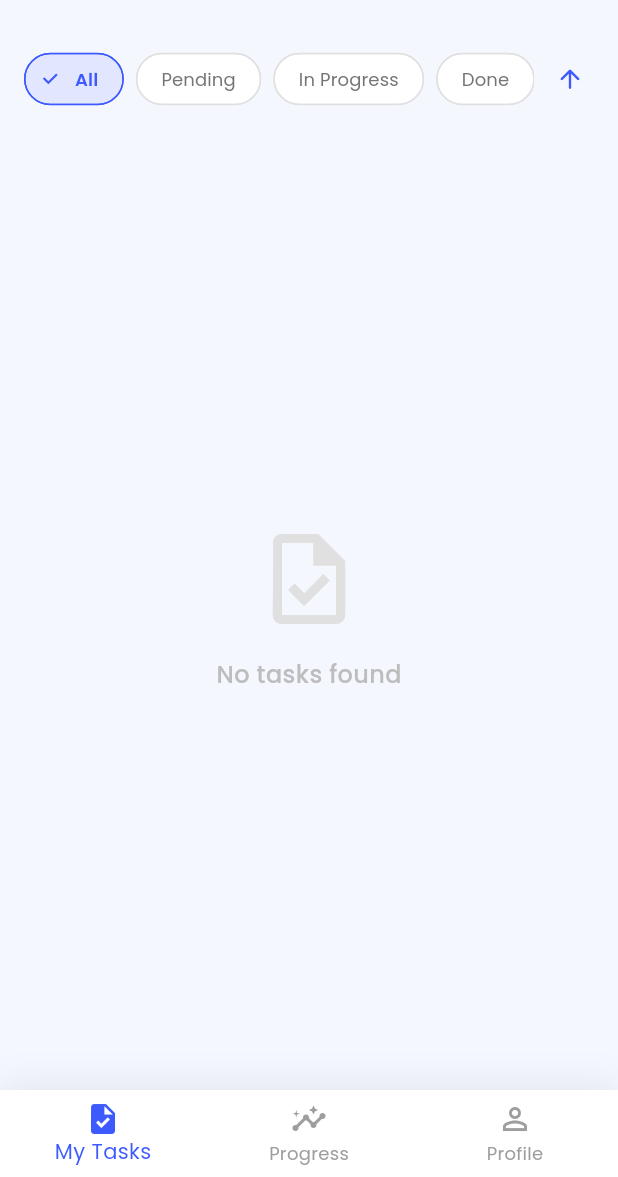
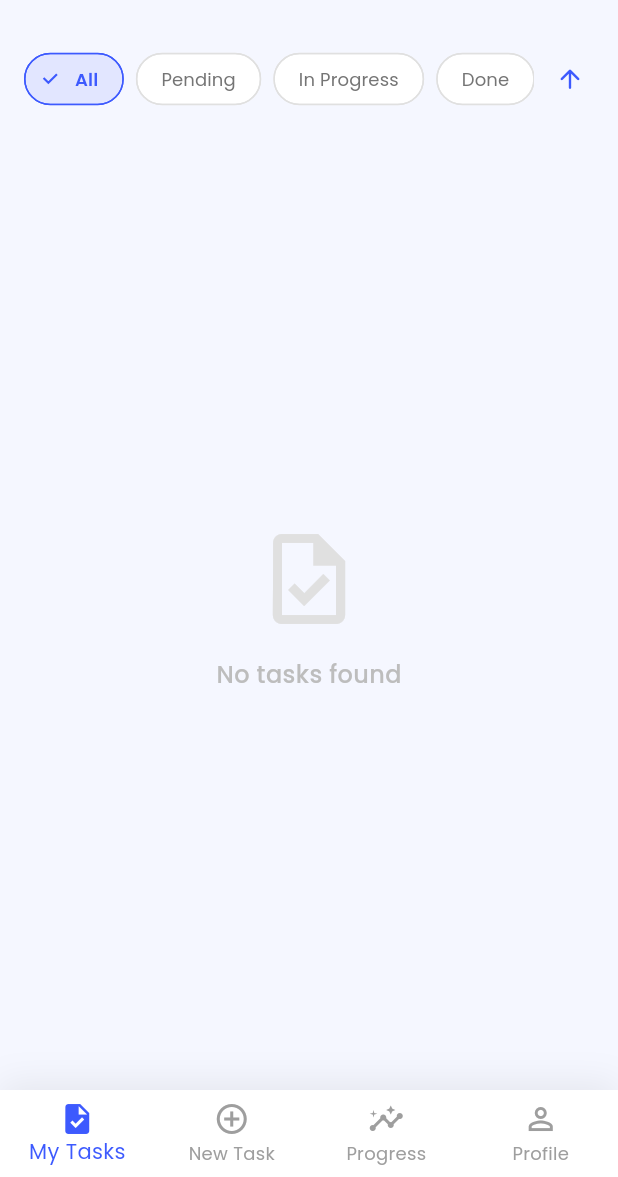
Before and after one commit to withshafan/intern_job_portal, a Flutter app: the HomeScreen screen opened directly, on a phone screen of 412 x 824 dp, the part 59-1236 px from its top. Run offline on Flutter 3.47's test engine with Material 3 defaults, Android fonts, the phone set to English and light mode, and no system bars; our stand-ins replace cloud_firestore, firebase_auth, firebase_core, firebase_messaging, firebase_storage, fl_chart and 4 more; accounts and stored records are empty; network calls fail.

Commit message:
feat: restore New Task tab for intern

```diff
--- a/lib/screens/home_screen.dart
+++ b/lib/screens/home_screen.dart
@@ -36,6 +36,7 @@ class _HomeScreenState extends State<HomeScreen> {
     } else {
       return [
         const TasksScreen(isAdmin: false),
+        const CreateTaskScreen(),
         const ProgressScreen(isAdmin: false),
         const ProfileScreen(),
       ];
@@ -64,6 +65,10 @@ class _HomeScreenState extends State<HomeScreen> {
             icon: Icon(Icons.task_outlined),
             activeIcon: Icon(Icons.task),
             label: 'My Tasks'),
+        BottomNavigationBarItem(
+            icon: Icon(Icons.add_circle_outline),
+            activeIcon: Icon(Icons.add_circle),
+            label: 'New Task'),
         BottomNavigationBarItem(
             icon: Icon(Icons.insights_outlined),
             activeIcon: Icon(Icons.insights),
```
